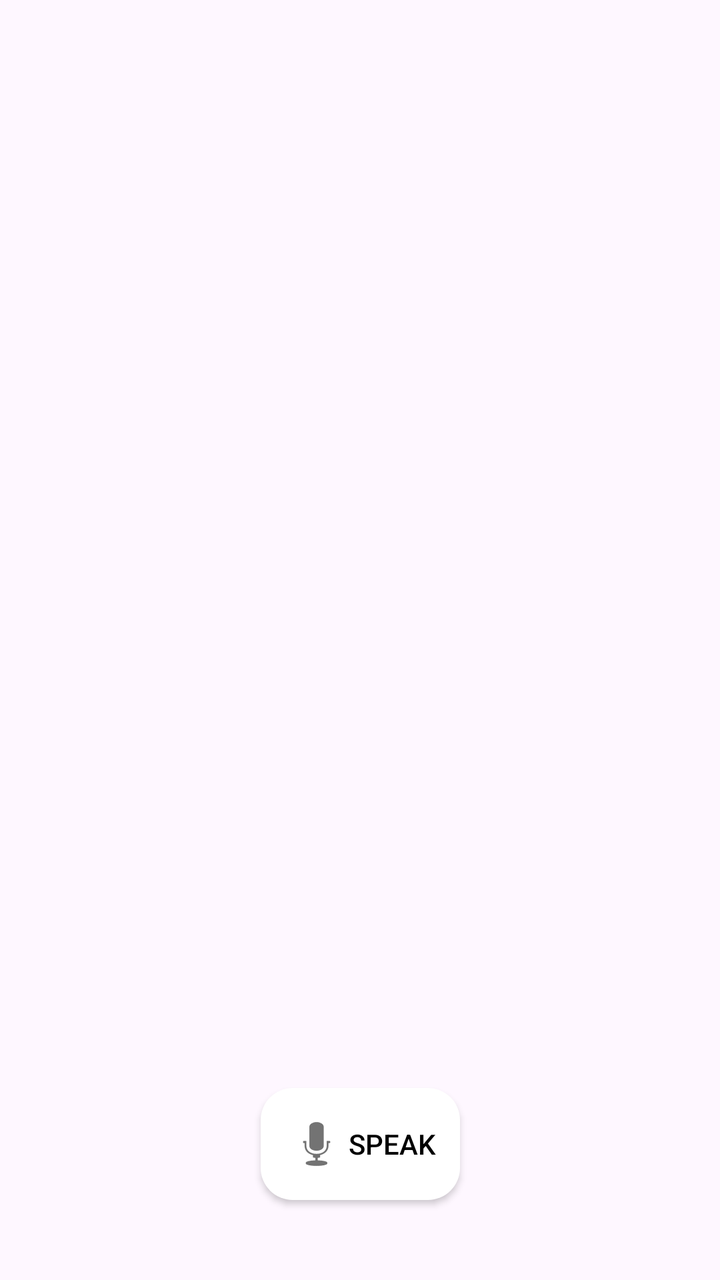
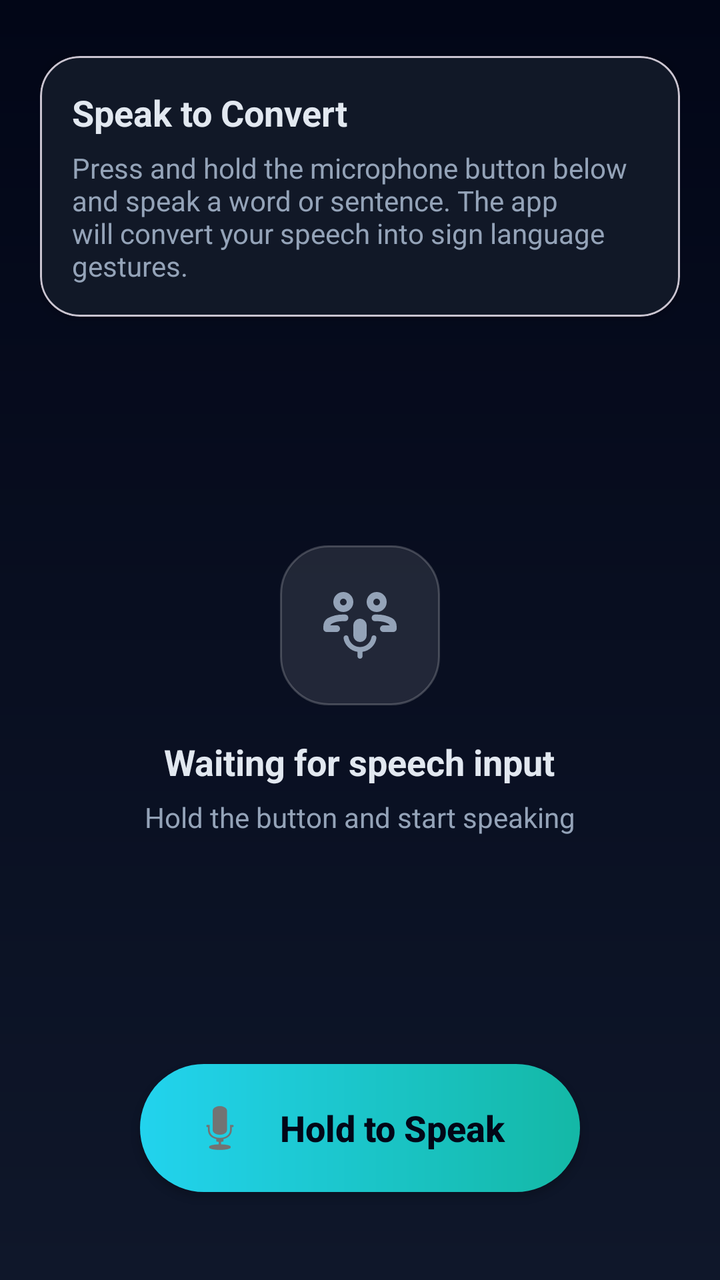

An Android layout rendered at two revisions. The XML below is the earlier revision; the diff shows what the commit changed to produce the second picture.
<!-- AndroidManifest.xml: application theme Theme.SignSpeak -->
<!-- res/layout/fragment_speech_to_gesture.xml -->
<?xml version="1.0" encoding="utf-8"?>
<androidx.constraintlayout.widget.ConstraintLayout
    xmlns:android="http://schemas.android.com/apk/res/android"
    xmlns:app="http://schemas.android.com/apk/res-auto"
    android:layout_width="match_parent"
    android:layout_height="match_parent"
    android:padding="16dp">

    <ImageView
        android:id="@+id/gestureImageView"
        android:layout_width="0dp"
        android:layout_height="300dp"
        android:scaleType="fitCenter"
        app:layout_constraintTop_toTopOf="parent"
        app:layout_constraintBottom_toTopOf="@id/speakButton"
        app:layout_constraintStart_toStartOf="parent"
        app:layout_constraintEnd_toEndOf="parent" />

    <androidx.appcompat.widget.AppCompatButton
        android:id="@+id/speakButton"
        android:layout_width="wrap_content"
        android:layout_height="wrap_content"
        android:text="Speak"
        android:drawableStart="@android:drawable/ic_btn_speak_now"
        android:padding="12dp"
        android:textColor="#000"
        android:background="@drawable/homefragmentbuttonshape"
        app:layout_constraintBottom_toBottomOf="parent"
        app:layout_constraintStart_toStartOf="parent"
        app:layout_constraintEnd_toEndOf="parent"
        android:layout_marginBottom="24dp" />

</androidx.constraintlayout.widget.ConstraintLayout>
<!-- resources referenced by this layout -->
<resources>
  <!-- drawable homefragmentbuttonshape (drawable) -->
  <?xml version="1.0" encoding="utf-8"?>
  <shape xmlns:android="http://schemas.android.com/apk/res/android"
      android:shape="rectangle">
  
      
      <solid android:color="#FFF" /> 
      <corners android:radius="16dp" />
  </shape>
  <style name="Theme.SignSpeak" parent="Base.Theme.SignSpeak" />
  <style name="Base.Theme.SignSpeak" parent="Theme.Material3.DayNight.NoActionBar">
          
          
      </style>
</resources>

<!-- the commit's change to res/layout/fragment_speech_to_gesture.xml (unified diff, before → after) -->
@@ -4,27 +4,218 @@
     xmlns:app="http://schemas.android.com/apk/res-auto"
     android:layout_width="match_parent"
     android:layout_height="match_parent"
-    android:padding="16dp">
-
-    <ImageView
-        android:id="@+id/gestureImageView"
-        android:layout_width="0dp"
-        android:layout_height="300dp"
-        android:scaleType="fitCenter"
+    android:background="@drawable/bg_screen_gradient"
+    android:padding="20dp">
+
+    
+    <com.google.android.material.card.MaterialCardView
+        android:id="@+id/cardInstruction"
+        android:layout_width="match_parent"
+        android:layout_height="wrap_content"
+        android:layout_marginTop="8dp"
+        app:cardBackgroundColor="@color/colorCard"
+        app:cardCornerRadius="20dp"
+        app:cardElevation="4dp"
         app:layout_constraintTop_toTopOf="parent"
+        app:layout_constraintStart_toStartOf="parent"
+        app:layout_constraintEnd_toEndOf="parent">
+
+        <LinearLayout
+            android:layout_width="match_parent"
+            android:layout_height="wrap_content"
+            android:orientation="vertical"
+            android:padding="16dp">
+
+            <TextView
+                android:layout_width="wrap_content"
+                android:layout_height="wrap_content"
+                android:text="Speak to Convert"
+                android:textColor="@color/colorTextPrimary"
+                android:textSize="18sp"
+                android:textStyle="bold" />
+
+            <TextView
+                android:layout_width="match_parent"
+                android:layout_height="wrap_content"
+                android:text="Press and hold the microphone button below and speak a word or sentence. The app will convert your speech into sign language gestures."
+                android:textColor="@color/colorTextSecondary"
+                android:textSize="14sp"
+                android:layout_marginTop="6dp" />
+        </LinearLayout>
+    </com.google.android.material.card.MaterialCardView>
+
+    
+    <LinearLayout
+        android:id="@+id/layoutPlaceholder"
+        android:layout_width="match_parent"
+        android:layout_height="wrap_content"
+        android:orientation="vertical"
+        android:gravity="center"
+        app:layout_constraintTop_toBottomOf="@id/cardInstruction"
         app:layout_constraintBottom_toTopOf="@id/speakButton"
         app:layout_constraintStart_toStartOf="parent"
-        app:layout_constraintEnd_toEndOf="parent" />
-
+        app:layout_constraintEnd_toEndOf="parent">
+
+        <ImageView
+            android:layout_width="80dp"
+            android:layout_height="80dp"
+            android:src="@drawable/rounded_adaptive_audio_mic_24"
+            app:tint="@color/colorTextSecondary"
+            android:background="@drawable/bg_glass_card"
+            android:padding="20dp" />
+
+        <TextView
+            android:layout_width="wrap_content"
+            android:layout_height="wrap_content"
+            android:text="Waiting for speech input"
+            android:textColor="@color/colorTextPrimary"
+            android:textSize="18sp"
+            android:textStyle="bold"
+            android:layout_marginTop="16dp" />
+
+        <TextView
+            android:layout_width="wrap_content"
+            android:layout_height="wrap_content"
+            android:text="Hold the button and start speaking"
+            android:textColor="@color/colorTextSecondary"
+            android:textSize="14sp"
+            android:layout_marginTop="6dp" />
+    </LinearLayout>
+
+    
+    <LinearLayout
+        android:id="@+id/layoutListening"
+        android:layout_width="match_parent"
+        android:layout_height="wrap_content"
+        android:orientation="vertical"
+        android:gravity="center"
+        android:visibility="gone"
+        app:layout_constraintTop_toBottomOf="@id/cardInstruction"
+        app:layout_constraintBottom_toTopOf="@id/speakButton"
+        app:layout_constraintStart_toStartOf="parent"
+        app:layout_constraintEnd_toEndOf="parent">
+
+        <FrameLayout
+            android:layout_width="120dp"
+            android:layout_height="120dp"
+            android:clipChildren="false">
+            
+            <View
+                android:id="@+id/pulseCircleOuter"
+                android:layout_width="120dp"
+                android:layout_height="120dp"
+                android:layout_gravity="center"
+                android:background="@drawable/bg_cyan_circle"
+                android:alpha="0.2" />
+                
+            <View
+                android:id="@+id/pulseCircleInner"
+                android:layout_width="90dp"
+                android:layout_height="90dp"
+                android:layout_gravity="center"
+                android:background="@drawable/bg_cyan_circle"
+                android:alpha="0.4" />
+                
+            <ImageView
+                android:layout_width="60dp"
+                android:layout_height="60dp"
+                android:layout_gravity="center"
+                android:src="@drawable/rounded_adaptive_audio_mic_24"
+                app:tint="@color/colorPrimary"
+                android:background="@drawable/bg_glass_card"
+                android:padding="12dp" />
+        </FrameLayout>
+
+        <TextView
+            android:id="@+id/tvListeningStatus"
+            android:layout_width="wrap_content"
+            android:layout_height="wrap_content"
+            android:text="Listening..."
+            android:textColor="@color/colorPrimary"
+            android:textSize="20sp"
+            android:textStyle="bold"
+            android:layout_marginTop="24dp" />
+    </LinearLayout>
+
+    
+    <com.google.android.material.card.MaterialCardView
+        android:id="@+id/cardResult"
+        android:layout_width="match_parent"
+        android:layout_height="0dp"
+        android:layout_marginTop="24dp"
+        android:layout_marginBottom="24dp"
+        app:cardBackgroundColor="@color/colorCardElevated"
+        app:cardCornerRadius="24dp"
+        app:cardElevation="8dp"
+        android:visibility="gone"
+        app:layout_constraintTop_toBottomOf="@id/cardInstruction"
+        app:layout_constraintBottom_toTopOf="@id/speakButton"
+        app:layout_constraintStart_toStartOf="parent"
+        app:layout_constraintEnd_toEndOf="parent">
+
+        <LinearLayout
+            android:layout_width="match_parent"
+            android:layout_height="match_parent"
+            android:orientation="vertical"
+            android:padding="24dp"
+            android:gravity="center_horizontal">
+
+            <TextView
+                android:layout_width="wrap_content"
+                android:layout_height="wrap_content"
+                android:text="You said"
+                android:textColor="@color/colorTextSecondary"
+                android:textSize="14sp" />
+
+            <TextView
+                android:id="@+id/tvRecognizedText"
+                android:layout_width="wrap_content"
+                android:layout_height="wrap_content"
+                android:text="SEARCHING..."
+                android:textColor="@color/colorPrimary"
+                android:textSize="26sp"
+                android:textStyle="bold"
+                android:layout_marginTop="4dp" />
+
+            <TextView
+                android:layout_width="wrap_content"
+                android:layout_height="wrap_content"
+                android:text="Showing sign language gesture"
+                android:textColor="@color/colorTextSecondary"
+                android:textSize="14sp"
+                android:layout_marginTop="16dp"
+                android:layout_marginBottom="16dp" />
+
+            <androidx.cardview.widget.CardView
+                android:layout_width="match_parent"
+                android:layout_height="0dp"
+                android:layout_weight="1"
+                app:cardCornerRadius="16dp"
+                app:cardBackgroundColor="@color/colorCard">
+                
+                <ImageView
+                    android:id="@+id/gestureImageView"
+                    android:layout_width="match_parent"
+                    android:layout_height="match_parent"
+                    android:scaleType="fitCenter" />
+            </androidx.cardview.widget.CardView>
+        </LinearLayout>
+    </com.google.android.material.card.MaterialCardView>
+
+    
     <androidx.appcompat.widget.AppCompatButton
         android:id="@+id/speakButton"
-        android:layout_width="wrap_content"
-        android:layout_height="wrap_content"
-        android:text="Speak"
+        android:layout_width="220dp"
+        android:layout_height="64dp"
+        android:text="Hold to Speak"
+        android:textAllCaps="false"
+        android:textSize="18sp"
+        android:textStyle="bold"
         android:drawableStart="@android:drawable/ic_btn_speak_now"
-        android:padding="12dp"
-        android:textColor="#000"
-        android:background="@drawable/homefragmentbuttonshape"
+        android:paddingStart="24dp"
+        android:paddingEnd="24dp"
+        android:textColor="@color/colorBackground"
+        android:background="@drawable/btn_gradient_cyan"
         app:layout_constraintBottom_toBottomOf="parent"
         app:layout_constraintStart_toStartOf="parent"
         app:layout_constraintEnd_toEndOf="parent"
<!-- resource entries referenced after the edit -->
@@ -1,15 +1,48 @@
 <!-- resources referenced by this layout -->
 <resources>
-  <!-- drawable homefragmentbuttonshape (drawable) -->
+  <color name="colorBackground">#020617</color>
+  <color name="colorCard">#111827</color>
+  <color name="colorCardElevated">#1E293B</color>
+  <color name="colorPrimary">#22D3EE</color>
+  <color name="colorTextPrimary">#E2E8F0</color>
+  <color name="colorTextSecondary">#94A3B8</color>
+  <!-- drawable bg_cyan_circle (drawable) -->
+  <?xml version="1.0" encoding="utf-8"?>
+  <shape xmlns:android="http://schemas.android.com/apk/res/android"
+      android:shape="oval">
+      <solid android:color="@color/colorPrimary" />
+  </shape>
+  <!-- drawable bg_glass_card (drawable) -->
   <?xml version="1.0" encoding="utf-8"?>
   <shape xmlns:android="http://schemas.android.com/apk/res/android"
       android:shape="rectangle">
-  
-      
-      <solid android:color="#FFF" /> 
-      <corners android:radius="16dp" />
+      <solid android:color="@color/colorGlassBackground"/>
+      <corners android:radius="24dp"/>
+      <stroke android:width="1dp" android:color="@color/colorGlassStroke"/>
   </shape>
+  <!-- drawable bg_screen_gradient (drawable) -->
+  <?xml version="1.0" encoding="utf-8"?>
+  <shape xmlns:android="http://schemas.android.com/apk/res/android"
+      android:shape="rectangle">
+      <gradient
+          android:startColor="#0F172A"
+          android:endColor="#020617"
+          android:angle="90"/>
+  </shape>
+  <!-- drawable btn_gradient_cyan (drawable) -->
+  <?xml version="1.0" encoding="utf-8"?>
+  <shape xmlns:android="http://schemas.android.com/apk/res/android"
+      android:shape="rectangle">
+      <gradient
+          android:startColor="#22D3EE"
+          android:endColor="#14B8A6"
+          android:angle="0" />
+      <corners android:radius="32dp"/>
+  </shape>
+  <!-- drawable rounded_adaptive_audio_mic_24: vector/xml drawable (drawable, 2756 chars, omitted) -->
   <style name="Theme.SignSpeak" parent="Base.Theme.SignSpeak" />
+  <color name="colorGlassBackground">#1AFFFFFF</color>
+  <color name="colorGlassStroke">#33FFFFFF</color>
   <style name="Base.Theme.SignSpeak" parent="Theme.Material3.DayNight.NoActionBar">
           
           
